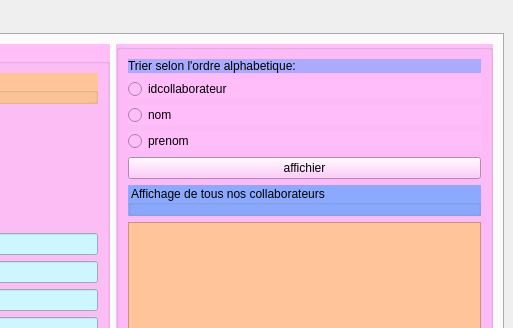
Qt form mainwindow.ui (saraelarbi/PlanResto) before a commit; both pictures show x 287 to 800 and y 0 to 328 of the 800 by 600 pixel window.
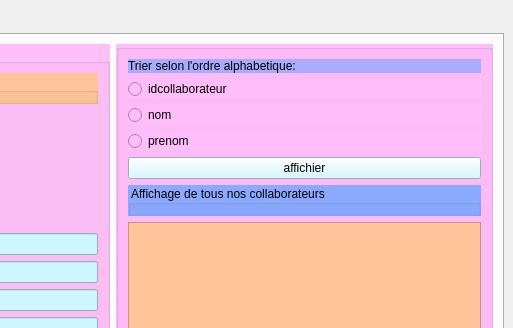
The same form after that commit. The open tabs and pages were chosen to show the change.

What changed in the file:
```diff
--- a/mainwindow.ui
+++ b/mainwindow.ui
@@ -256,6 +256,10 @@
                </item>
                <item>
                 <widget class="QPushButton" name="re_afficher2">
+                 <property name="styleSheet">
+                  <string notr="true">background-color: rgb(205, 246, 255);
+</string>
+                 </property>
                  <property name="text">
                   <string>affichier</string>
                  </property>
```
Left out of the diff: 5 changed lines with no effect on the pictures.
